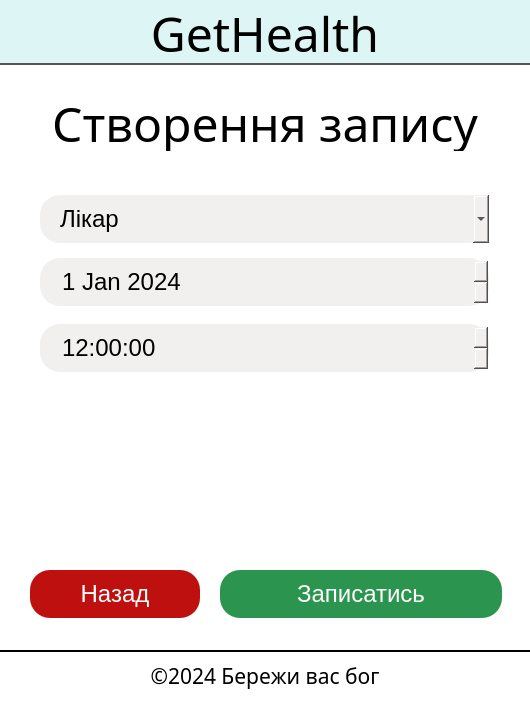
sopkodioni/gethealth, file creationAppointment.ui: the form before one commit.
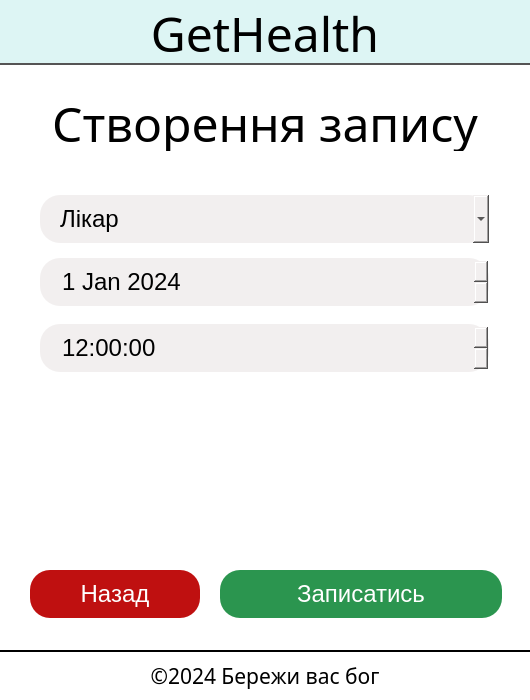
The form after the commit.

Commit message: Сделан функционал записи к врачу, исправлены ошибки в дизайне

```diff
--- a/creationAppointment.ui
+++ b/creationAppointment.ui
@@ -7,9 +7,21 @@
     <x>0</x>
     <y>0</y>
     <width>530</width>
-    <height>701</height>
+    <height>700</height>
    </rect>
   </property>
+  <property name="minimumSize">
+   <size>
+    <width>530</width>
+    <height>700</height>
+   </size>
+  </property>
+  <property name="maximumSize">
+   <size>
+    <width>530</width>
+    <height>700</height>
+   </size>
+  </property>
   <property name="windowTitle">
    <string>Appointment</string>
   </property>
```
The commit also changes 2 other files.
